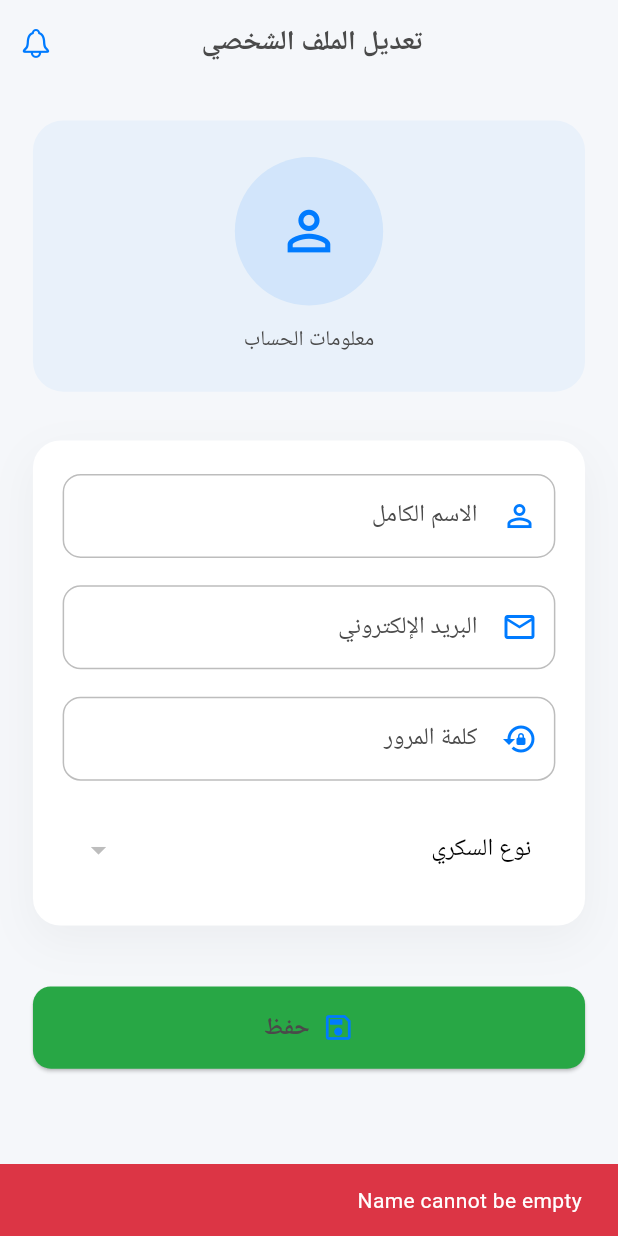
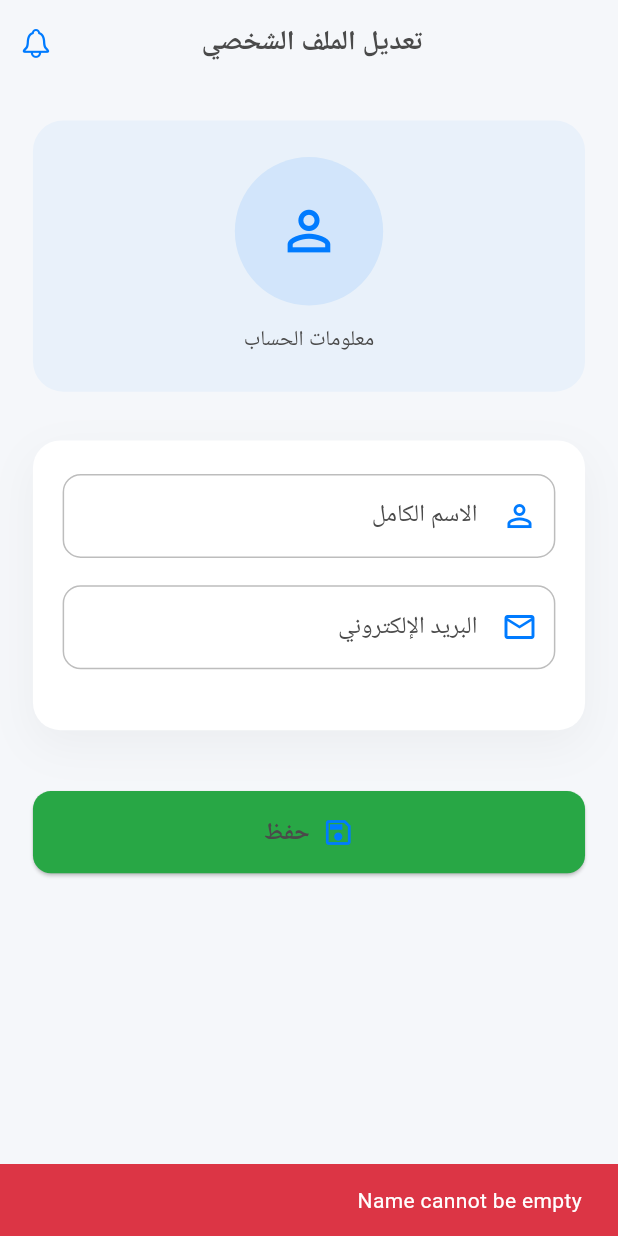
Before and after one commit to AJ-King-hash/GlucoTrack, a Flutter app: the EditeProfilePage screen opened directly with empty values, after a tap on "حفظ", on a phone screen of 412 x 824 dp. Run offline on Flutter 3.47's test engine with Material 3 defaults, Android fonts, the phone set to English and light mode, and no system bars; our stand-ins replace dio, equatable, flutter_bloc, flutter_screenutil, flutter_secure_storage, fluttertoast and 7 more; accounts and stored records are empty.

Commit message:
Fix edit profile page: remove password field and diabetes type dropdown

```diff
--- a/frontend/assets/lan/ar.json
+++ b/frontend/assets/lan/ar.json
@@ -32,6 +32,9 @@
   "genetic_disease": "مرض جيني",
   "physical_activity": "النشاط البدني",
   "diabetes_type": "نوع السكري",
+  "type1": "النوع الأول",
+  "type2": "النوع الثاني",
+  "types": "نوع السكري",
   "medicine_type": "نوع الدواء",
   "cancel": "إلغاء",
   "create": "إنشاء",
--- a/frontend/assets/lan/en.json
+++ b/frontend/assets/lan/en.json
@@ -32,6 +32,9 @@
   "genetic_disease": "Genetic Disease",
   "physical_activity": "Physical Activity",
   "diabetes_type": "Diabetes Type",
+  "type1": "Type 1",
+  "type2": "Type 2",
+  "types": "Diabetes Type",
   "medicine_type": "Medicine Type",
   "cancel": "Cancel",
   "create": "Create",
--- a/frontend/lib/features/home/presentation/view/edite_profile_page.dart
+++ b/frontend/lib/features/home/presentation/view/edite_profile_page.dart
@@ -11,7 +11,6 @@ import '../../../../core/color/app_color.dart';
 import '../../../../core/localization/locale_cubit.dart';
 import '../../../../core/widgets/app_button.dart';
 import '../../../../core/widgets/app_text_feild.dart';
-import '../widgets/dropdown.dart';
 
 class EditeProfilePage extends StatefulWidget {
   final UserModel? userModel;
@@ -24,8 +23,6 @@ class EditeProfilePage extends StatefulWidget {
 class _EditeProfilePageState extends State<EditeProfilePage> {
   final nameController = TextEditingController();
   final emailController = TextEditingController();
-  final passwordController = TextEditingController();
-  String? selectedDiabetesType;
   StreamSubscription? _userSubscription;
 
   @override
@@ -34,7 +31,6 @@ class _EditeProfilePageState extends State<EditeProfilePage> {
     if (widget.userModel != null) {
       nameController.text = widget.userModel!.name;
       emailController.text = widget.userModel!.email;
-      passwordController.text = widget.userModel!.password ?? '';
     } else {
       context.read<UserCubit>().getUser();
       _userSubscription = context.read<UserCubit>().stream.listen((state) {
@@ -42,7 +38,6 @@ class _EditeProfilePageState extends State<EditeProfilePage> {
           final user = state.userModel;
           nameController.text = user.name;
           emailController.text = user.email;
-          passwordController.text = user.password ?? '';
         }
       });
     }
@@ -53,7 +48,6 @@ class _EditeProfilePageState extends State<EditeProfilePage> {
     _userSubscription?.cancel();
     nameController.dispose();
     emailController.dispose();
-    passwordController.dispose();
     super.dispose();
   }
 
@@ -78,16 +72,6 @@ class _EditeProfilePageState extends State<EditeProfilePage> {
       return false;
     }
 
-    if (passwordController.text.trim().isEmpty) {
-      ScaffoldMessenger.of(context).showSnackBar(
-        SnackBar(
-          content: Text('Password cannot be empty'),
-          backgroundColor: AppColor.negative,
-        ),
-      );
-      return false;
-    }
-
     return true;
   }
 
@@ -98,7 +82,7 @@ class _EditeProfilePageState extends State<EditeProfilePage> {
       await context.read<UserCubit>().updateUser(
         name: nameController.text.trim(),
         email: emailController.text.trim(),
-        password: passwordController.text.trim(),
+        password: '',
       );
 
       if (mounted) {
@@ -239,27 +223,6 @@ class _EditeProfilePageState extends State<EditeProfilePage> {
                         labelColor: AppColor.textNeutral,
                       ),
                       SizedBox(height: 18.h),
-                      //password
-                      AppTextField(
-                        controller: passwordController,
-                        label: context.read<LocaleCubit>().translate(
-                          'password',
-                        ),
-                        icon: Icons.lock_reset,
-                        iconColor: AppColor.info,
-                        labelColor: AppColor.textNeutral,
-                        keyboardType: TextInputType.number,
-                      ),
-                      SizedBox(height: 18.h),
-
-                      /// Diabetes Type
-                      Dropdown(
-                        label: context.read<LocaleCubit>().translate('types'),
-                        items: [
-                          context.read<LocaleCubit>().translate('type1'),
-                          context.read<LocaleCubit>().translate('type2'),
-                        ],
-                      ),
                     ],
                   ),
                 ),
```
